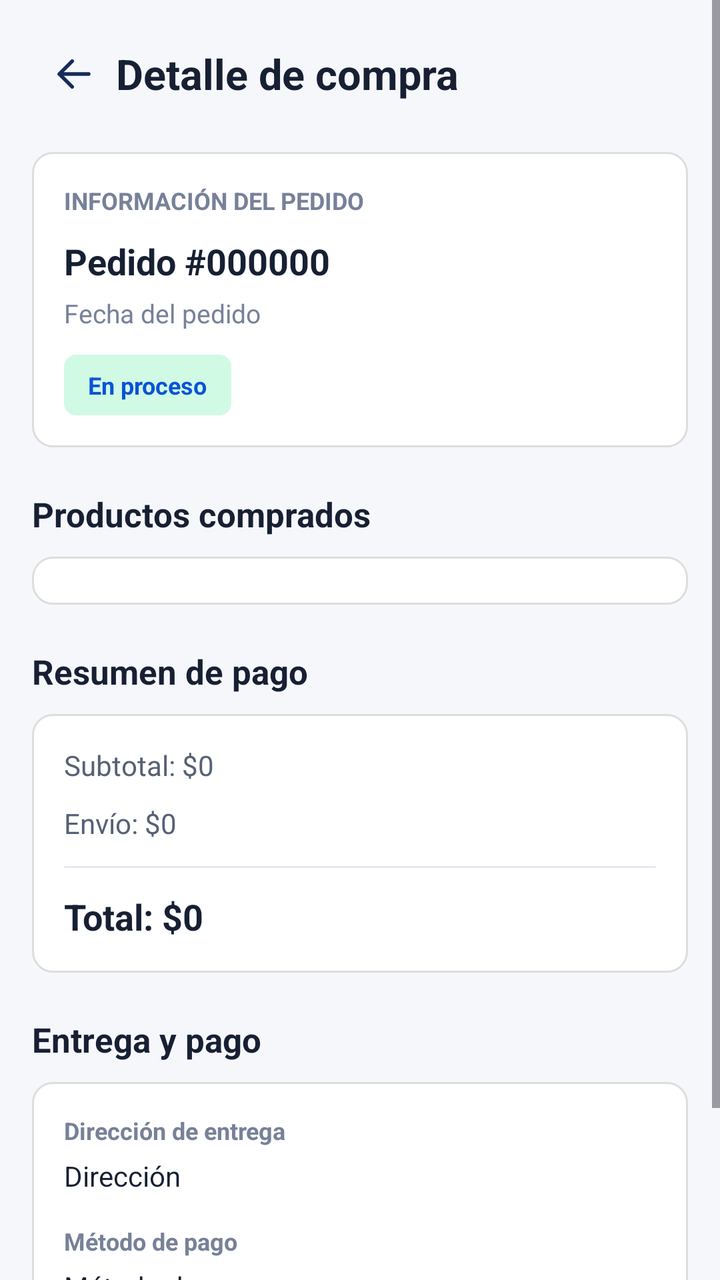
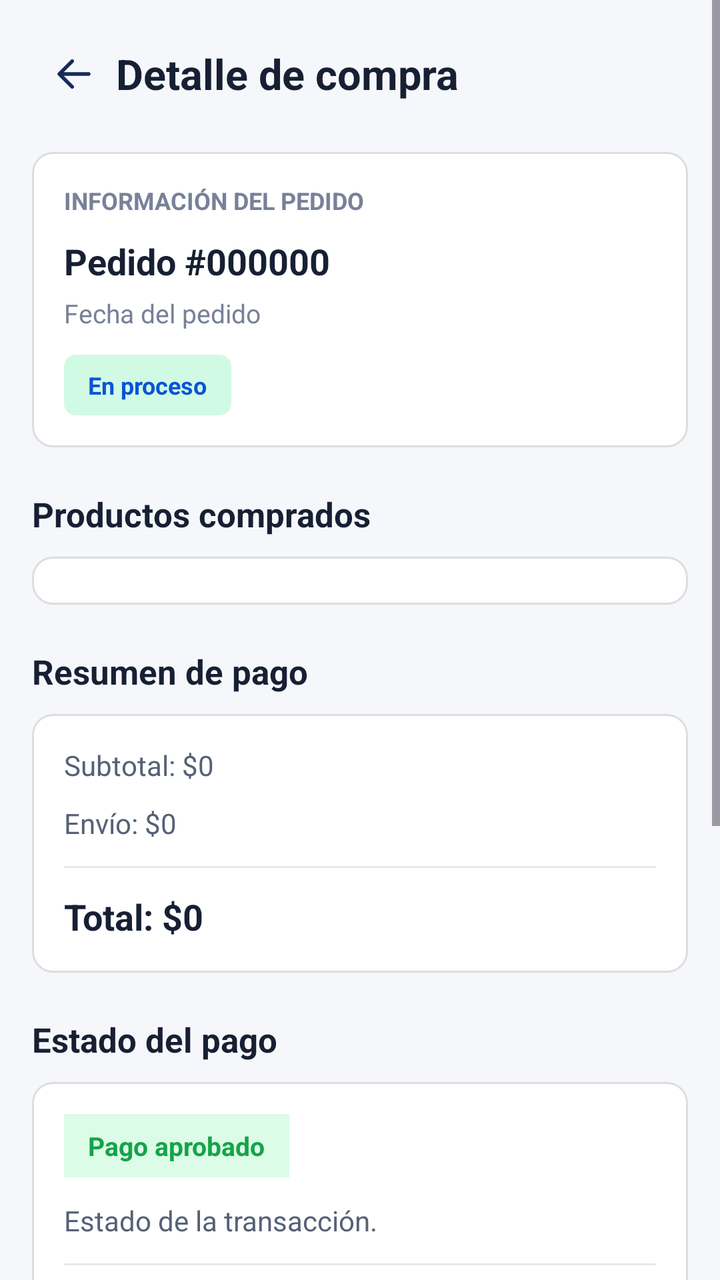

An Android layout rendered at two revisions. The XML below is the earlier revision; the diff shows what the commit changed to produce the second picture.
<!-- AndroidManifest.xml: application theme Theme.TechMarket -->
<!-- res/layout/activity_detalle_compra.xml -->
<?xml version="1.0" encoding="utf-8"?>
<ScrollView xmlns:android="http://schemas.android.com/apk/res/android"
    android:layout_width="match_parent"
    android:layout_height="match_parent"
    android:background="#F5F7FB"
    android:fillViewport="true">

    <LinearLayout
        android:layout_width="match_parent"
        android:layout_height="wrap_content"
        android:orientation="vertical"
        android:padding="16dp">

        
        <LinearLayout
            android:layout_width="match_parent"
            android:layout_height="wrap_content"
            android:gravity="center_vertical"
            android:orientation="horizontal"
            android:paddingBottom="18dp">

            <ImageView
                android:id="@+id/btnVolverDetalleCompra"
                android:layout_width="42dp"
                android:layout_height="42dp"
                android:contentDescription="Volver"
                android:padding="10dp"
                android:src="@drawable/ic_arrow_back"
                android:background="?attr/selectableItemBackgroundBorderless" />

            <TextView
                android:layout_width="0dp"
                android:layout_height="wrap_content"
                android:layout_weight="1"
                android:text="Detalle de compra"
                android:textColor="#172033"
                android:textSize="21sp"
                android:textStyle="bold" />

        </LinearLayout>

        
        <LinearLayout
            android:layout_width="match_parent"
            android:layout_height="wrap_content"
            android:background="@drawable/bg_tarjeta_pedido"
            android:orientation="vertical"
            android:padding="16dp">

            <TextView
                android:layout_width="match_parent"
                android:layout_height="wrap_content"
                android:text="INFORMACIÓN DEL PEDIDO"
                android:textColor="#778198"
                android:textSize="12sp"
                android:textStyle="bold" />

            <TextView
                android:id="@+id/tvNumeroPedidoDetalle"
                android:layout_width="match_parent"
                android:layout_height="wrap_content"
                android:layout_marginTop="10dp"
                android:text="Pedido #000000"
                android:textColor="#172033"
                android:textSize="18sp"
                android:textStyle="bold" />

            <TextView
                android:id="@+id/tvFechaPedidoDetalle"
                android:layout_width="match_parent"
                android:layout_height="wrap_content"
                android:layout_marginTop="5dp"
                android:text="Fecha del pedido"
                android:textColor="#778198"
                android:textSize="13sp" />

            <TextView
                android:id="@+id/tvEstadoPedidoDetalle"
                android:layout_width="wrap_content"
                android:layout_height="wrap_content"
                android:layout_marginTop="12dp"
                android:background="@drawable/bg_estado_pedido_proceso"
                android:paddingHorizontal="12dp"
                android:paddingVertical="7dp"
                android:text="En proceso"
                android:textColor="#0A54D5"
                android:textSize="12sp"
                android:textStyle="bold" />

        </LinearLayout>

        
        <TextView
            android:layout_width="match_parent"
            android:layout_height="wrap_content"
            android:layout_marginTop="22dp"
            android:layout_marginBottom="10dp"
            android:text="Productos comprados"
            android:textColor="#172033"
            android:textSize="17sp"
            android:textStyle="bold" />

        <LinearLayout
            android:id="@+id/contenedorProductosDetalle"
            android:layout_width="match_parent"
            android:layout_height="wrap_content"
            android:background="@drawable/bg_tarjeta_pedido"
            android:orientation="vertical"
            android:padding="12dp" />

        
        <TextView
            android:layout_width="match_parent"
            android:layout_height="wrap_content"
            android:layout_marginTop="22dp"
            android:layout_marginBottom="10dp"
            android:text="Resumen de pago"
            android:textColor="#172033"
            android:textSize="17sp"
            android:textStyle="bold" />

        <LinearLayout
            android:layout_width="match_parent"
            android:layout_height="wrap_content"
            android:background="@drawable/bg_tarjeta_pedido"
            android:orientation="vertical"
            android:padding="16dp">

            <TextView
                android:id="@+id/tvSubtotalDetalle"
                android:layout_width="match_parent"
                android:layout_height="wrap_content"
                android:text="Subtotal: $0"
                android:textColor="#566176"
                android:textSize="14sp" />

            <TextView
                android:id="@+id/tvEnvioDetalle"
                android:layout_width="match_parent"
                android:layout_height="wrap_content"
                android:layout_marginTop="10dp"
                android:text="Envío: $0"
                android:textColor="#566176"
                android:textSize="14sp" />

            <View
                android:layout_width="match_parent"
                android:layout_height="1dp"
                android:layout_marginVertical="12dp"
                android:background="#E6EAF1" />

            <TextView
                android:id="@+id/tvTotalDetalle"
                android:layout_width="match_parent"
                android:layout_height="wrap_content"
                android:text="Total: $0"
                android:textColor="#172033"
                android:textSize="18sp"
                android:textStyle="bold" />

        </LinearLayout>

        
        <TextView
            android:layout_width="match_parent"
            android:layout_height="wrap_content"
            android:layout_marginTop="22dp"
            android:layout_marginBottom="10dp"
            android:text="Entrega y pago"
            android:textColor="#172033"
            android:textSize="17sp"
            android:textStyle="bold" />

        <LinearLayout
            android:layout_width="match_parent"
            android:layout_height="wrap_content"
            android:background="@drawable/bg_tarjeta_pedido"
            android:orientation="vertical"
            android:padding="16dp">

            <TextView
                android:layout_width="match_parent"
                android:layout_height="wrap_content"
                android:text="Dirección de entrega"
                android:textColor="#778198"
                android:textSize="12sp"
                android:textStyle="bold" />

            <TextView
                android:id="@+id/tvDireccionDetalle"
                android:layout_width="match_parent"
                android:layout_height="wrap_content"
                android:layout_marginTop="5dp"
                android:text="Dirección"
                android:textColor="#172033"
                android:textSize="14sp" />

            <TextView
                android:layout_width="match_parent"
                android:layout_height="wrap_content"
                android:layout_marginTop="15dp"
                android:text="Método de pago"
                android:textColor="#778198"
                android:textSize="12sp"
                android:textStyle="bold" />

            <TextView
                android:id="@+id/tvMetodoPagoDetalle"
                android:layout_width="match_parent"
                android:layout_height="wrap_content"
                android:layout_marginTop="5dp"
                android:text="Método de pago"
                android:textColor="#172033"
                android:textSize="14sp" />

        </LinearLayout>

        
        <TextView
            android:layout_width="match_parent"
            android:layout_height="wrap_content"
            android:layout_marginTop="22dp"
            android:layout_marginBottom="10dp"
            android:text="Seguimiento de tiendas"
            android:textColor="#172033"
            android:textSize="17sp"
            android:textStyle="bold" />

        <LinearLayout
            android:id="@+id/contenedorTiendasDetalle"
            android:layout_width="match_parent"
            android:layout_height="wrap_content"
            android:orientation="vertical" />

    </LinearLayout>

</ScrollView>
<!-- resources referenced by this layout -->
<resources>
  <!-- drawable bg_estado_pedido_proceso (drawable) -->
  <?xml version="1.0" encoding="utf-8"?>
  <shape xmlns:android="http://schemas.android.com/apk/res/android">
      <solid android:color="#D1FAE5" />
      <corners android:radius="6dp" />
  </shape>
  <!-- drawable bg_tarjeta_pedido (drawable) -->
  <?xml version="1.0" encoding="utf-8"?>
  <shape xmlns:android="http://schemas.android.com/apk/res/android">
      <solid android:color="#FFFFFF" />
      <stroke
          android:width="1dp"
          android:color="#DDDDDD" />
      <corners android:radius="10dp" />
  </shape>
  <!-- drawable ic_arrow_back (drawable) -->
  <vector xmlns:android="http://schemas.android.com/apk/res/android"
      android:width="24dp"
      android:height="24dp"
      android:viewportWidth="24"
      android:viewportHeight="24">
  
      <path
          android:fillColor="#172B5B"
          android:pathData="M20,12H4M4,12L11,5M4,12L11,19"
          android:strokeColor="#172B5B"
          android:strokeWidth="2"
          android:strokeLineCap="round"
          android:strokeLineJoin="round" />
  
  </vector>
  <style name="Theme.TechMarket" parent="Base.Theme.TechMarket" />
  <style name="Base.Theme.TechMarket" parent="Theme.Material3.Light.NoActionBar">
  
          
          <item name="colorPrimary">@color/primary</item>
          <item name="colorOnPrimary">@color/white</item>
  
          
          <item name="colorSecondary">@color/primary</item>
          <item name="colorOnSecondary">@color/white</item>
  
          
          <item name="android:windowBackground">@color/background</item>
          <item name="colorSurface">@color/white</item>
          <item name="colorOnSurface">@color/text_primary</item>
  
          
          <item name="android:statusBarColor">@color/background</item>
          <item name="android:navigationBarColor">@color/background</item>
  
          
          <item name="android:windowLightStatusBar">true</item>
  
      </style>
  <color name="primary">#0A54D5</color>
  <color name="white">#FFFFFF</color>
  <color name="background">#F5F7FB</color>
  <color name="text_primary">#1F2937</color>
</resources>

<!-- the commit's change to res/layout/activity_detalle_compra.xml (unified diff, before → after) -->
@@ -166,6 +166,82 @@
             android:layout_height="wrap_content"
             android:layout_marginTop="22dp"
             android:layout_marginBottom="10dp"
+            android:text="Estado del pago"
+            android:textColor="#172033"
+            android:textSize="17sp"
+            android:textStyle="bold" />
+
+        <LinearLayout
+            android:id="@+id/contenedorEstadoPagoDetalle"
+            android:layout_width="match_parent"
+            android:layout_height="wrap_content"
+            android:background="@drawable/bg_tarjeta_pedido"
+            android:orientation="vertical"
+            android:padding="16dp">
+
+            <TextView
+                android:id="@+id/tvEstadoPagoDetalle"
+                android:layout_width="wrap_content"
+                android:layout_height="wrap_content"
+                android:background="#DCFCE7"
+                android:paddingHorizontal="12dp"
+                android:paddingVertical="7dp"
+                android:text="Pago aprobado"
+                android:textColor="#16A34A"
+                android:textSize="13sp"
+                android:textStyle="bold" />
+
+            <TextView
+                android:id="@+id/tvDescripcionEstadoPagoDetalle"
+                android:layout_width="match_parent"
+                android:layout_height="wrap_content"
+                android:layout_marginTop="12dp"
+                android:text="Estado de la transacción."
+                android:textColor="#566176"
+                android:textSize="14sp" />
+
+            <View
+                android:layout_width="match_parent"
+                android:layout_height="1dp"
+                android:layout_marginVertical="12dp"
+                android:background="#E6EAF1" />
+
+            <TextView
+                android:id="@+id/tvEtiquetaValorPagoDetalle"
+                android:layout_width="match_parent"
+                android:layout_height="wrap_content"
+                android:text="Valor pagado"
+                android:textColor="#778198"
+                android:textSize="12sp"
+                android:textStyle="bold" />
+
+            <TextView
+                android:id="@+id/tvValorPagoDetalle"
+                android:layout_width="match_parent"
+                android:layout_height="wrap_content"
+                android:layout_marginTop="5dp"
+                android:text="$0"
+                android:textColor="#172033"
+                android:textSize="20sp"
+                android:textStyle="bold" />
+
+            <TextView
+                android:id="@+id/tvProveedorPagoDetalle"
+                android:layout_width="match_parent"
+                android:layout_height="wrap_content"
+                android:layout_marginTop="12dp"
+                android:text="Mercado Pago"
+                android:textColor="#778198"
+                android:textSize="13sp" />
+
+        </LinearLayout>
+
+        
+        <TextView
+            android:layout_width="match_parent"
+            android:layout_height="wrap_content"
+            android:layout_marginTop="22dp"
+            android:layout_marginBottom="10dp"
             android:text="Entrega y pago"
             android:textColor="#172033"
             android:textSize="17sp"
